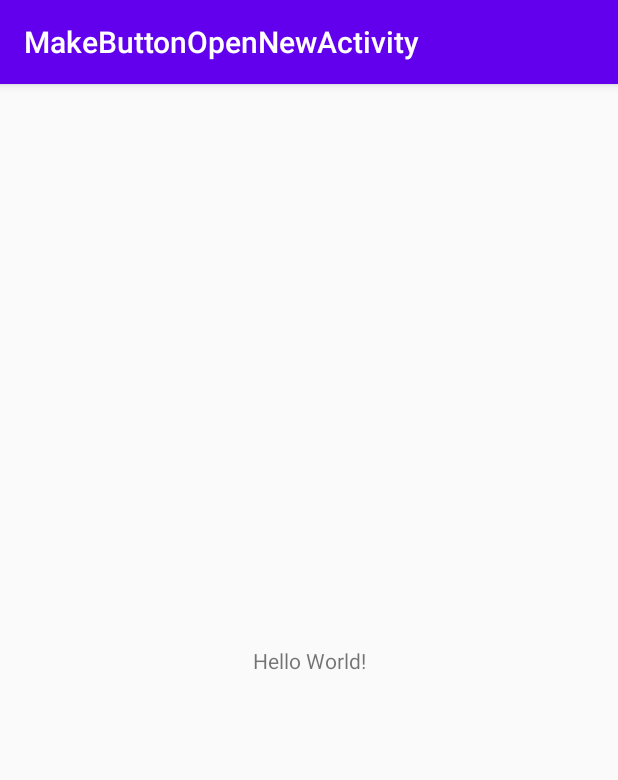
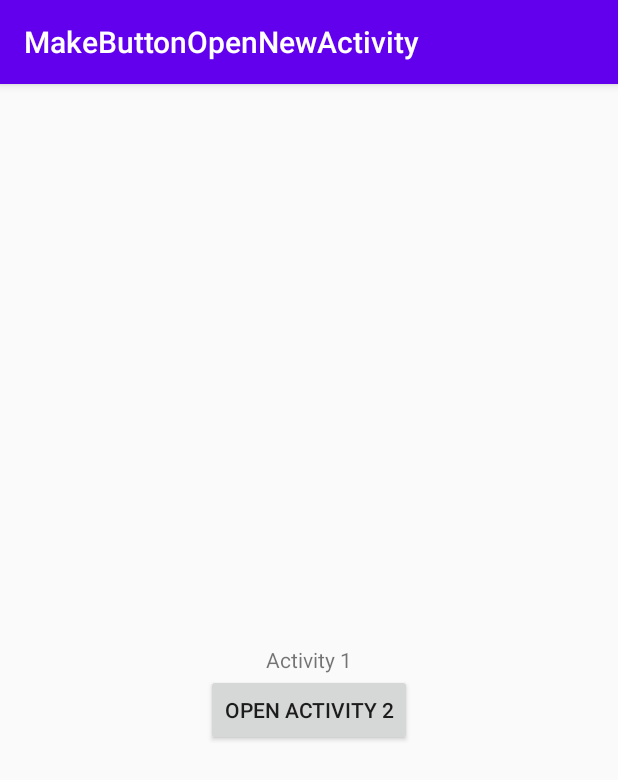
Before and after one commit to RujiraKongsomran/MakeButtonOpenNewActivity, an Android app: the screen it shows after launch (MainActivity), on a phone screen of 412 x 824 dp. Shown: the top 780 px of the screen. Run offline under Robolectric (Android 15) with nearby library versions, the phone set to English and light mode, and no system bars.

Commit message:
Design UI MainActivity and SecondActivity

```diff
--- a/app/src/main/res/layout/activity_main.xml
+++ b/app/src/main/res/layout/activity_main.xml
@@ -1,5 +1,5 @@
 <?xml version="1.0" encoding="utf-8"?>
-<androidx.constraintlayout.widget.ConstraintLayout xmlns:android="http://schemas.android.com/apk/res/android"
+<RelativeLayout xmlns:android="http://schemas.android.com/apk/res/android"
     xmlns:app="http://schemas.android.com/apk/res-auto"
     xmlns:tools="http://schemas.android.com/tools"
     android:layout_width="match_parent"
@@ -7,12 +7,20 @@
     tools:context=".MainActivity">
 
     <TextView
+        android:id="@+id/tvNameActivity"
         android:layout_width="wrap_content"
         android:layout_height="wrap_content"
-        android:text="Hello World!"
-        app:layout_constraintBottom_toBottomOf="parent"
-        app:layout_constraintLeft_toLeftOf="parent"
-        app:layout_constraintRight_toRightOf="parent"
-        app:layout_constraintTop_toTopOf="parent" />
+        android:layout_centerHorizontal="true"
+        android:layout_centerVertical="true"
+        android:text="Activity 1" />
 
-</androidx.constraintlayout.widget.ConstraintLayout>
+    <Button
+        android:id="@+id/btnOpenActivity"
+        android:layout_width="wrap_content"
+        android:layout_height="wrap_content"
+        android:layout_below="@+id/tvNameActivity"
+        android:layout_centerHorizontal="true"
+        android:layout_centerVertical="true"
+        android:text="Open Activity 2" />
+
+</RelativeLayout>
```
Also changed, not shown: app/src/main/res/layout/activity_second.xml (+9 -2 lines).
